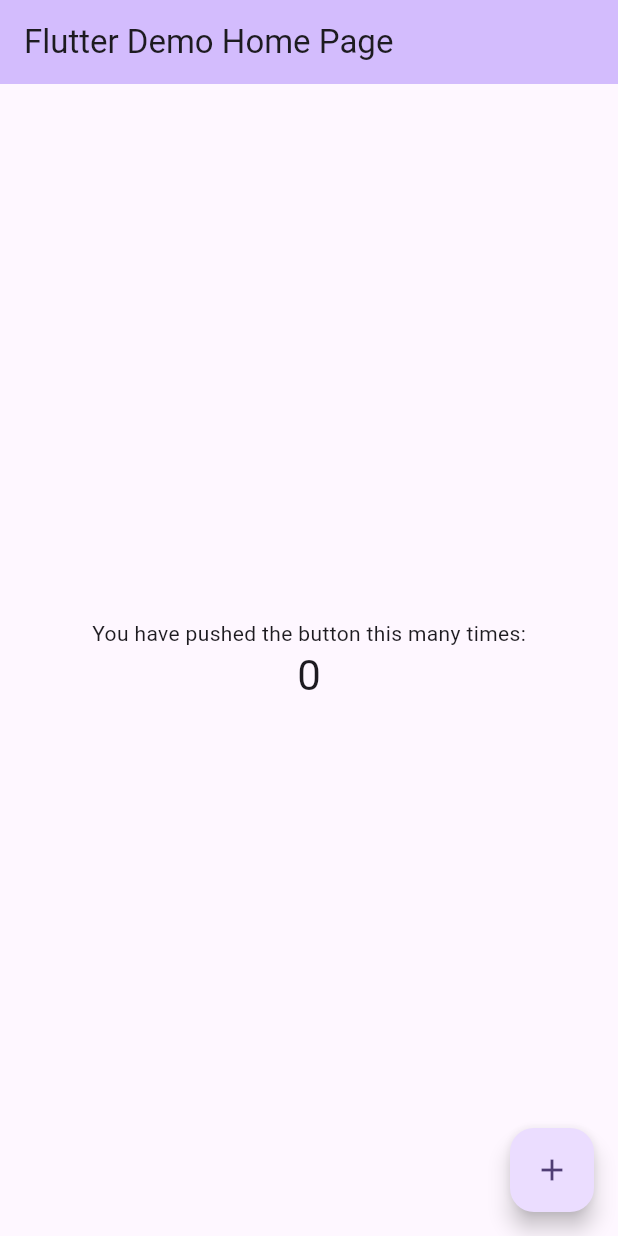
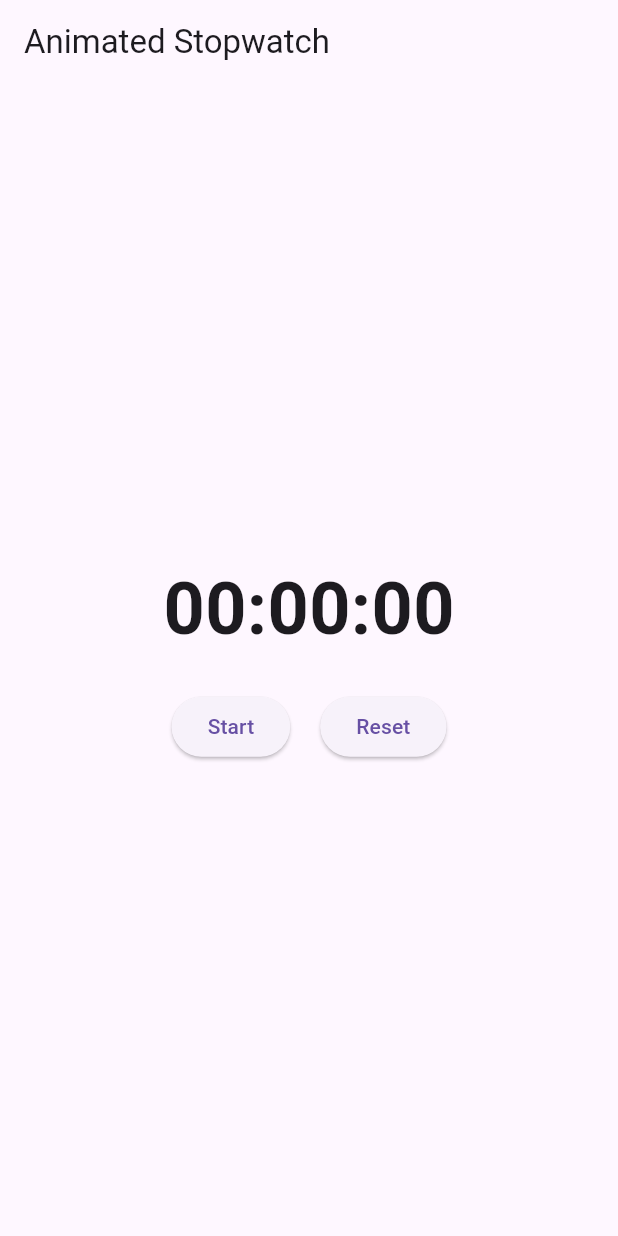
Before and after one commit to EduardoCostaEXE/animated_stopwatch, a Flutter app: the screen it shows after launch, on a phone screen of 412 x 824 dp. Run offline on Flutter 3.47's test engine with Material 3 defaults, Android fonts, the phone set to English and light mode, and no system bars.

Commit message:
Added basic UI for stopwatch with start/stop and reset buttons

```diff
--- a/lib/main.dart
+++ b/lib/main.dart
@@ -1,125 +1,86 @@
 import 'package:flutter/material.dart';
 
 void main() {
-  runApp(const MyApp());
+  runApp(AnimatedStopwatchApp());
 }
 
-class MyApp extends StatelessWidget {
-  const MyApp({super.key});
-
-  // This widget is the root of your application.
+class AnimatedStopwatchApp extends StatelessWidget {
   @override
   Widget build(BuildContext context) {
     return MaterialApp(
-      title: 'Flutter Demo',
+      title: 'Animated Stopwatch',
       theme: ThemeData(
-        // This is the theme of your application.
-        //
-        // TRY THIS: Try running your application with "flutter run". You'll see
-        // the application has a purple toolbar. Then, without quitting the app,
-        // try changing the seedColor in the colorScheme below to Colors.green
-        // and then invoke "hot reload" (save your changes or press the "hot
-        // reload" button in a Flutter-supported IDE, or press "r" if you used
-        // the command line to start the app).
-        //
-        // Notice that the counter didn't reset back to zero; the application
-        // state is not lost during the reload. To reset the state, use hot
-        // restart instead.
-        //
-        // This works for code too, not just values: Most code changes can be
-        // tested with just a hot reload.
-        colorScheme: ColorScheme.fromSeed(seedColor: Colors.deepPurple),
-        useMaterial3: true,
+        primarySwatch: Colors.blue,
       ),
-      home: const MyHomePage(title: 'Flutter Demo Home Page'),
+      home: StopwatchScreen(),
     );
   }
 }
 
-class MyHomePage extends StatefulWidget {
-  const MyHomePage({super.key, required this.title});
+class StopwatchScreen extends StatefulWidget {
+  @override
+  _StopwatchScreenState createState() => _StopwatchScreenState();
+}
 
-  // This widget is the home page of your application. It is stateful, meaning
-  // that it has a State object (defined below) that contains fields that affect
-  // how it looks.
-
-  // This class is the configuration for the state. It holds the values (in this
-  // case the title) provided by the parent (in this case the App widget) and
-  // used by the build method of the State. Fields in a Widget subclass are
-  // always marked "final".
-
-  final String title;
+class _StopwatchScreenState extends State<StopwatchScreen> {
+  bool isRunning = false;
+  Duration elapsedTime = Duration.zero;
 
   @override
-  State<MyHomePage> createState() => _MyHomePageState();
-}
+  Widget build(BuildContext context) {
+    return Scaffold(
+      appBar: AppBar(
+        title: Text('Animated Stopwatch'),
+      ),
+      body: Column(
+        mainAxisAlignment: MainAxisAlignment.center,
+        children: [
+          Text(
+            _formatTime(elapsedTime),
+            style: TextStyle(
+              fontSize: 48.0,
+              fontWeight: FontWeight.bold,
+            ),
+          ),
+          SizedBox(height: 20),
+          Row(
+            mainAxisAlignment: MainAxisAlignment.center,
+            children: [
+              ElevatedButton(
+                onPressed: _toggleStartStop,
+                child: Text(isRunning ? 'Stop' : 'Start'),
+              ),
+              SizedBox(width: 20),
+              ElevatedButton(
+                onPressed: _reset,
+                child: Text('Reset'),
+              ),
+            ],
+          ),
+        ],
+      ),
+    );
+  }
 
-class _MyHomePageState extends State<MyHomePage> {
-  int _counter = 0;
+  String _formatTime(Duration duration) {
+    String twoDigits(int n) => n.toString().padLeft(2, '0');
+    final minutes = twoDigits(duration.inMinutes.remainder(60));
+    final seconds = twoDigits(duration.inSeconds.remainder(60));
+    final milliseconds = twoDigits(duration.inMilliseconds.remainder(1000) ~/ 10);
+    return '$minutes:$seconds:$milliseconds';
+  }
 
-  void _incrementCounter() {
+  void _toggleStartStop() {
     setState(() {
-      // This call to setState tells the Flutter framework that something has
-      // changed in this State, which causes it to rerun the build method below
-      // so that the display can reflect the updated values. If we changed
-      // _counter without calling setState(), then the build method would not be
-      // called again, and so nothing would appear to happen.
-      _counter++;
+      isRunning = !isRunning;
+      // Temporário: lógica do cronômetro ainda será implementada
     });
   }
 
-  @override
-  Widget build(BuildContext context) {
-    // This method is rerun every time setState is called, for instance as done
-    // by the _incrementCounter method above.
-    //
-    // The Flutter framework has been optimized to make rerunning build methods
-    // fast, so that you can just rebuild anything that needs updating rather
-    // than having to individually change instances of widgets.
-    return Scaffold(
-      appBar: AppBar(
-        // TRY THIS: Try changing the color here to a specific color (to
-        // Colors.amber, perhaps?) and trigger a hot reload to see the AppBar
-        // change color while the other colors stay the same.
-        backgroundColor: Theme.of(context).colorScheme.inversePrimary,
-        // Here we take the value from the MyHomePage object that was created by
-        // the App.build method, and use it to set our appbar title.
-        title: Text(widget.title),
-      ),
-      body: Center(
-        // Center is a layout widget. It takes a single child and positions it
-        // in the middle of the parent.
-        child: Column(
-          // Column is also a layout widget. It takes a list of children and
-          // arranges them vertically. By default, it sizes itself to fit its
-          // children horizontally, and tries to be as tall as its parent.
-          //
-          // Column has various properties to control how it sizes itself and
-          // how it positions its children. Here we use mainAxisAlignment to
-          // center the children vertically; the main axis here is the vertical
-          // axis because Columns are vertical (the cross axis would be
-          // horizontal).
-          //
-          // TRY THIS: Invoke "debug painting" (choose the "Toggle Debug Paint"
-          // action in the IDE, or press "p" in the console), to see the
-          // wireframe for each widget.
-          mainAxisAlignment: MainAxisAlignment.center,
-          children: <Widget>[
-            const Text(
-              'You have pushed the button this many times:',
-            ),
-            Text(
-              '$_counter',
-              style: Theme.of(context).textTheme.headlineMedium,
-            ),
-          ],
-        ),
-      ),
-      floatingActionButton: FloatingActionButton(
-        onPressed: _incrementCounter,
-        tooltip: 'Increment',
-        child: const Icon(Icons.add),
-      ), // This trailing comma makes auto-formatting nicer for build methods.
-    );
+  void _reset() {
+    setState(() {
+      elapsedTime = Duration.zero;
+      isRunning = false;
+    });
   }
 }
```
